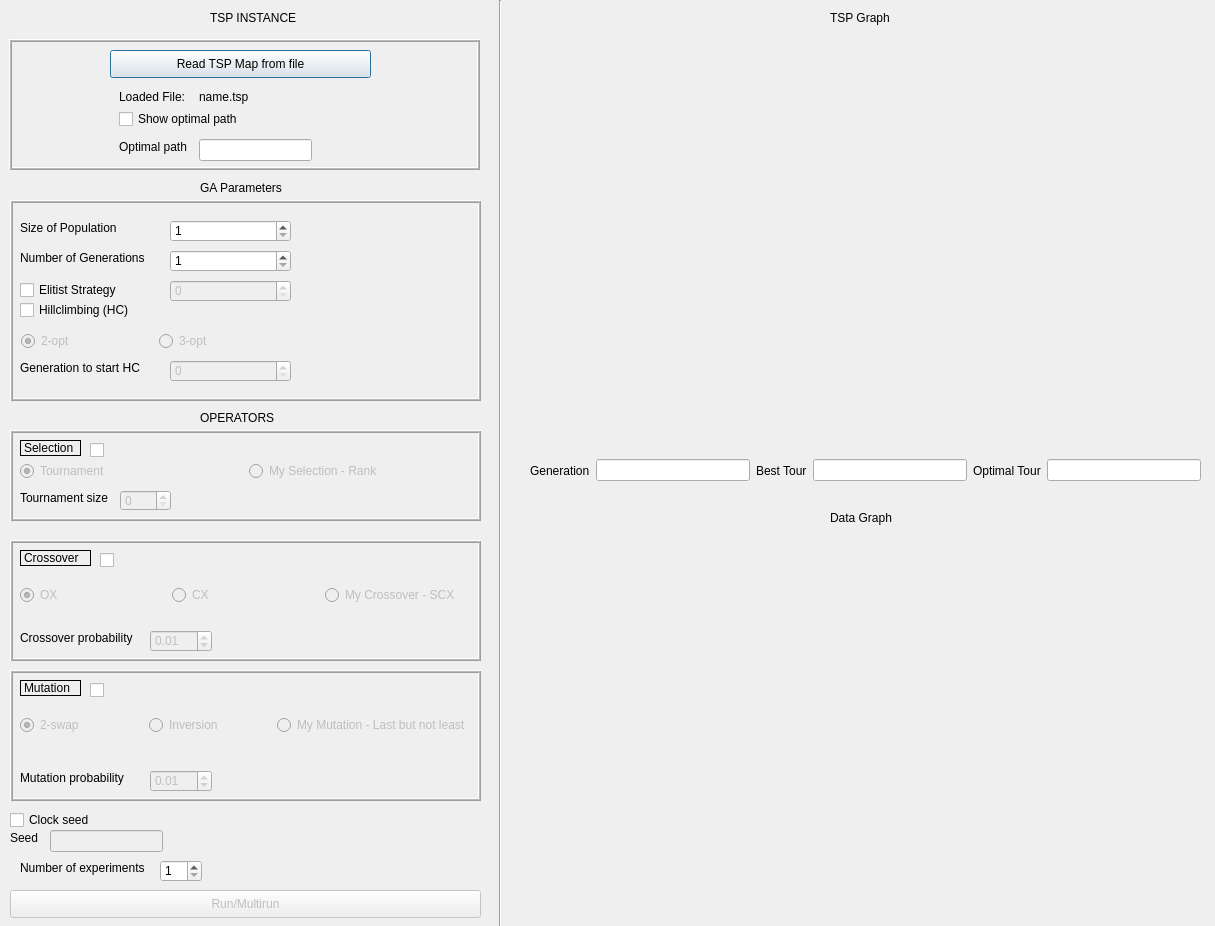
Above: tsp.ui from kanaji/TSP_AIN_FKKG before the change. Below: the same form after it.
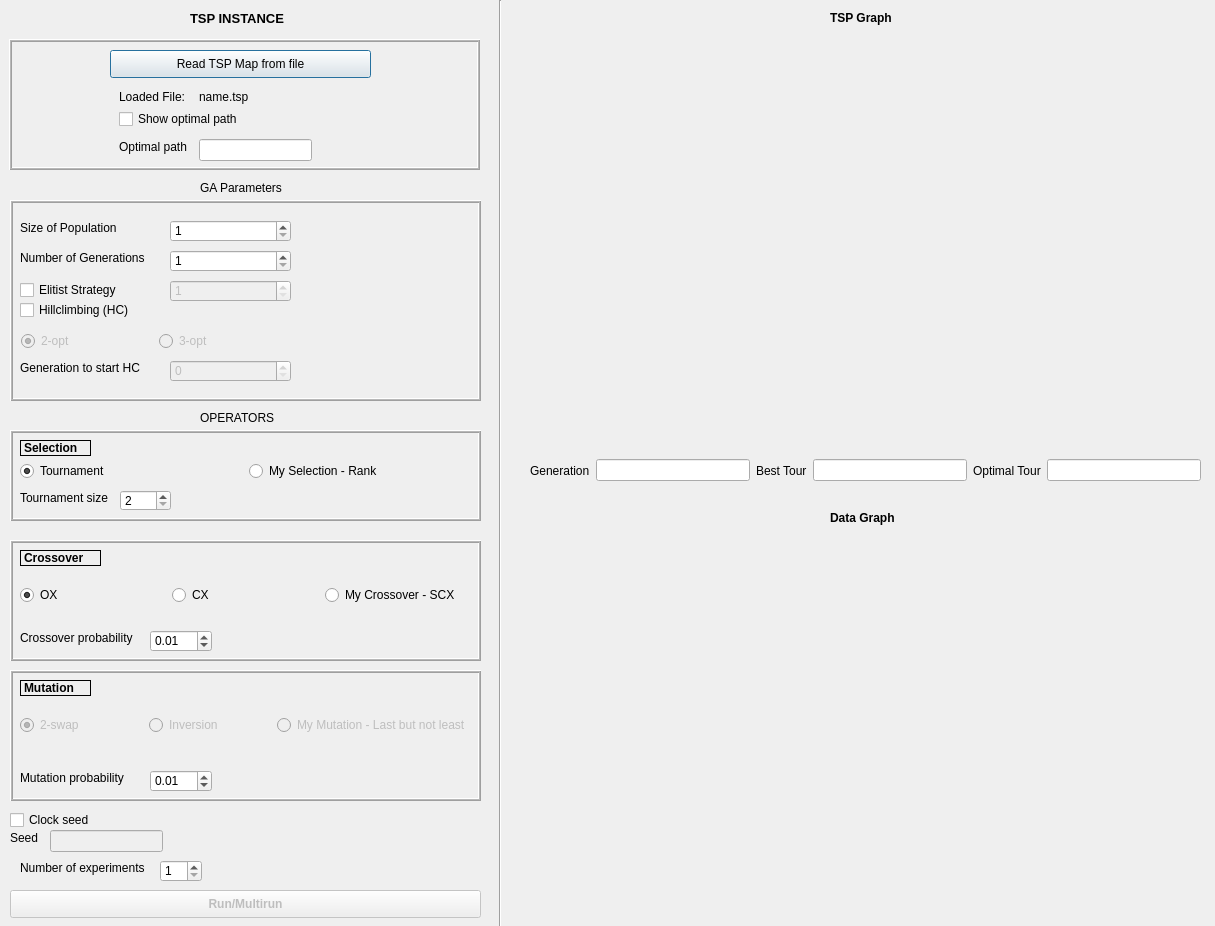
That is the form after the change. Custom widgets are drawn as their Qt base class.

```diff
--- a/tsp.ui
+++ b/tsp.ui
@@ -13,6 +13,9 @@
   <property name="windowTitle">
    <string>TSP</string>
   </property>
+  <property name="styleSheet">
+   <string notr="true"/>
+  </property>
   <widget class="QPushButton" name="load_button">
    <property name="geometry">
     <rect>
@@ -51,6 +54,12 @@
      <height>28</height>
     </rect>
    </property>
+   <property name="font">
+    <font>
+     <weight>75</weight>
+     <bold>true</bold>
+    </font>
+   </property>
    <property name="text">
     <string>Run/Multirun</string>
    </property>
@@ -64,6 +73,12 @@
      <height>16</height>
     </rect>
    </property>
+   <property name="font">
+    <font>
+     <weight>75</weight>
+     <bold>true</bold>
+    </font>
+   </property>
    <property name="text">
     <string>TSP Graph</string>
    </property>
@@ -77,6 +92,12 @@
      <height>16</height>
     </rect>
    </property>
+   <property name="font">
+    <font>
+     <weight>75</weight>
+     <bold>true</bold>
+    </font>
+   </property>
    <property name="text">
     <string>Data Graph</string>
    </property>
@@ -174,12 +195,19 @@
   <widget class="QLabel" name="label_11">
    <property name="geometry">
     <rect>
-     <x>210</x>
+     <x>190</x>
      <y>10</y>
-     <width>91</width>
+     <width>171</width>
      <height>16</height>
     </rect>
    </property>
+   <property name="font">
+    <font>
+     <pointsize>10</pointsize>
+     <weight>75</weight>
+     <bold>true</bold>
+    </font>
+   </property>
    <property name="text">
     <string>TSP INSTANCE</string>
    </property>
@@ -375,6 +403,12 @@
       <height>22</height>
      </rect>
     </property>
+    <property name="minimum">
+     <number>1</number>
+    </property>
+    <property name="maximum">
+     <number>200</number>
+    </property>
    </widget>
   </widget>
   <widget class="QLabel" name="label_2">
@@ -395,10 +429,16 @@
     <rect>
      <x>20</x>
      <y>440</y>
-     <width>61</width>
+     <width>71</width>
      <height>16</height>
     </rect>
    </property>
+   <property name="font">
+    <font>
+     <weight>75</weight>
+     <bold>true</bold>
+    </font>
+   </property>
    <property name="frameShape">
     <enum>QFrame::Box</enum>
    </property>
@@ -419,7 +459,7 @@
     <item>
      <widget class="QRadioButton" name="tournament_radio">
       <property name="enabled">
-       <bool>false</bool>
+       <bool>true</bool>
       </property>
       <property name="text">
        <string>Tournament</string>
@@ -432,7 +472,7 @@
     <item>
      <widget class="QRadioButton" name="my_selection_radio">
       <property name="enabled">
-       <bool>false</bool>
+       <bool>true</bool>
       </property>
       <property name="text">
        <string>My Selection - Rank</string>
@@ -474,7 +514,7 @@
    </property>
    <widget class="QSpinBox" name="tournament_size">
     <property name="enabled">
-     <bool>false</bool>
+     <bool>true</bool>
     </property>
     <property name="geometry">
      <rect>
@@ -484,18 +524,11 @@
       <height>21</height>
      </rect>
     </property>
-   </widget>
-   <widget class="QCheckBox" name="selection_checkbox">
-    <property name="geometry">
-     <rect>
-      <x>80</x>
-      <y>10</y>
-      <width>81</width>
-      <height>20</height>
-     </rect>
+    <property name="minimum">
+     <number>2</number>
     </property>
-    <property name="text">
-     <string/>
+    <property name="maximum">
+     <number>200</number>
     </property>
    </widget>
   </widget>
@@ -512,7 +545,7 @@
     <item>
      <widget class="QRadioButton" name="ox_radio">
       <property name="enabled">
-       <bool>false</bool>
+       <bool>true</bool>
       </property>
       <property name="text">
        <string>OX</string>
@@ -525,7 +558,7 @@
     <item>
      <widget class="QRadioButton" name="cx_radio">
       <property name="enabled">
-       <bool>false</bool>
+       <bool>true</bool>
       </property>
       <property name="text">
        <string>CX</string>
@@ -535,7 +568,7 @@
     <item>
      <widget class="QRadioButton" name="my_crossover_radio">
       <property name="enabled">
-       <bool>false</bool>
+       <bool>true</bool>
       </property>
       <property name="text">
        <string>My Crossover - SCX</string>
@@ -577,7 +610,7 @@
    </widget>
    <widget class="QDoubleSpinBox" name="crossover_probability">
     <property name="enabled">
-     <bool>false</bool>
+     <bool>true</bool>
     </property>
     <property name="geometry">
      <rect>
@@ -597,29 +630,22 @@
      <double>0.010000000000000</double>
     </property>
    </widget>
-   <widget class="QCheckBox" name="crossover_checkbox">
-    <property name="geometry">
-     <rect>
-      <x>90</x>
-      <y>10</y>
-      <width>81</width>
-      <height>20</height>
-     </rect>
-    </property>
-    <property name="text">
-     <string/>
-    </property>
-   </widget>
   </widget>
   <widget class="QLabel" name="label_14">
    <property name="geometry">
     <rect>
      <x>20</x>
      <y>550</y>
-     <width>71</width>
+     <width>81</width>
      <height>16</height>
     </rect>
    </property>
+   <property name="font">
+    <font>
+     <weight>75</weight>
+     <bold>true</bold>
+    </font>
+   </property>
    <property name="frameShape">
     <enum>QFrame::Box</enum>
    </property>
@@ -677,10 +703,16 @@
     <rect>
      <x>20</x>
      <y>680</y>
-     <width>61</width>
+     <width>71</width>
      <height>16</height>
     </rect>
    </property>
+   <property name="font">
+    <font>
+     <weight>75</weight>
+     <bold>true</bold>
+    </font>
+   </property>
    <property name="frameShape">
     <enum>QFrame::Box</enum>
    </property>
@@ -721,7 +753,7 @@
    </widget>
    <widget class="QDoubleSpinBox" name="mutation_probability">
     <property name="enabled">
-     <bool>false</bool>
+     <bool>true</bool>
     </property>
     <property name="geometry">
      <rect>
@@ -741,19 +773,6 @@
      <double>0.010000000000000</double>
     </property>
    </widget>
-   <widget class="QCheckBox" name="mutation_checkbox">
-    <property name="geometry">
-     <rect>
-      <x>80</x>
-      <y>10</y>
-      <width>81</width>
-      <height>20</height>
-     </rect>
-    </property>
-    <property name="text">
-     <string/>
-    </property>
-   </widget>
   </widget>
   <widget class="QCheckBox" name="clock_seed_check">
    <property name="geometry">
```
